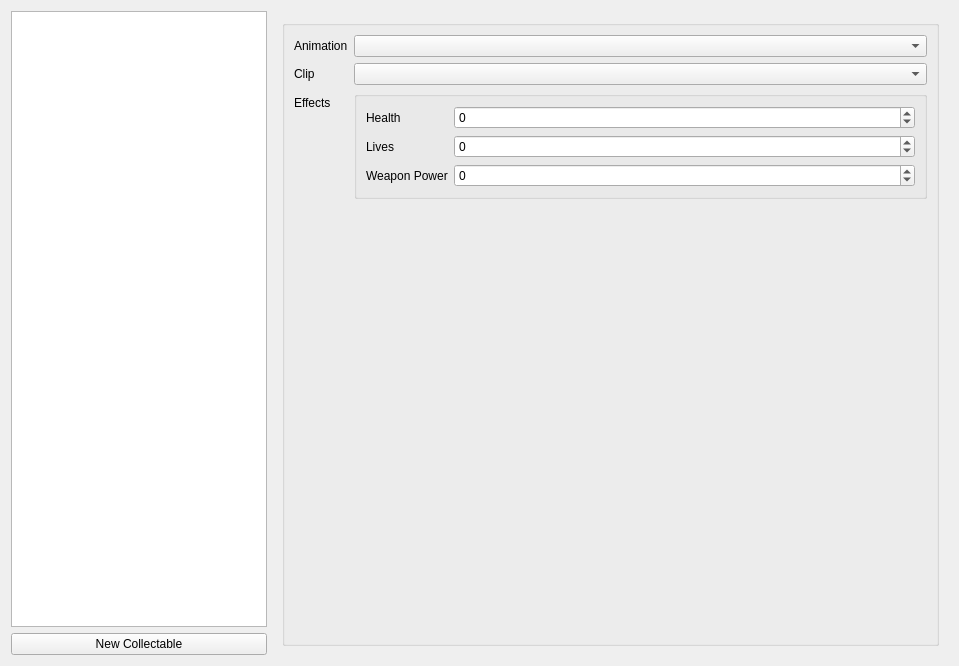
The window that tools/def_editor/ui/collectables.ui (aleios/SpaceProjectDreamcast) describes before a commit, drawn with Qt 5.
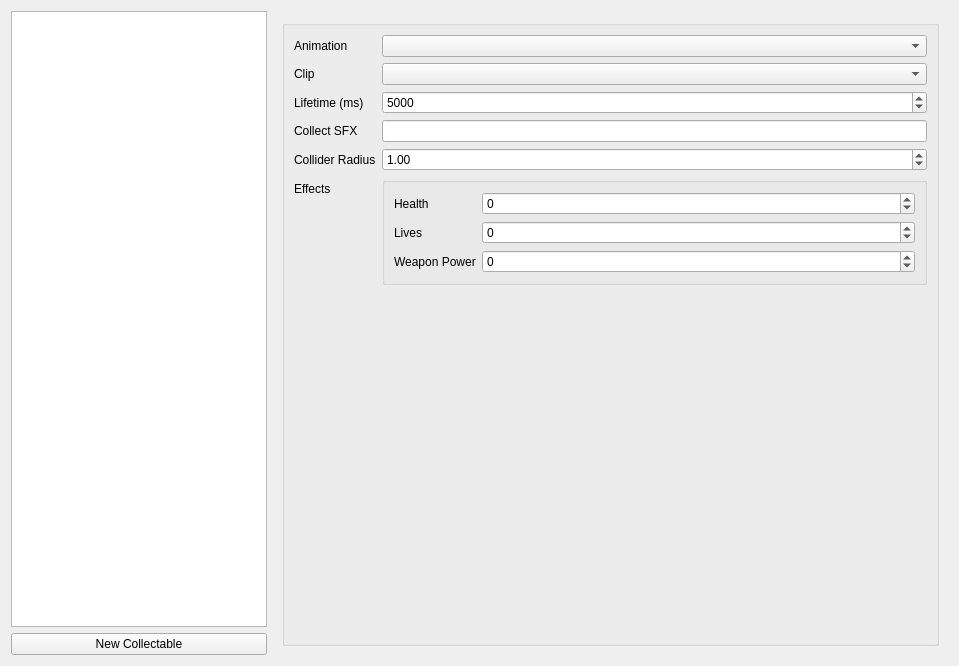
The same window after the commit.

Commit message: feat: Add fields for lifetime, collider and sfx for collectables feat: Add default field for defs.

```diff
--- a/tools/def_editor/ui/collectables.ui
+++ b/tools/def_editor/ui/collectables.ui
@@ -87,7 +87,7 @@
           <item row="1" column="1">
            <widget class="QComboBox" name="cbClip"/>
           </item>
-          <item row="2" column="1">
+          <item row="5" column="1">
            <widget class="QGroupBox" name="groupBox_2">
             <property name="title">
              <string/>
@@ -138,13 +138,57 @@
             </layout>
            </widget>
           </item>
-          <item row="2" column="0">
+          <item row="5" column="0">
            <widget class="QLabel" name="label_4">
             <property name="text">
              <string>Effects</string>
             </property>
            </widget>
           </item>
+          <item row="2" column="0">
+           <widget class="QLabel" name="label_8">
+            <property name="text">
+             <string>Lifetime (ms)</string>
+            </property>
+           </widget>
+          </item>
+          <item row="2" column="1">
+           <widget class="QSpinBox" name="sbLifetime">
+            <property name="maximum">
+             <number>9999999</number>
+            </property>
+            <property name="value">
+             <number>5000</number>
+            </property>
+           </widget>
+          </item>
+          <item row="3" column="0">
+           <widget class="QLabel" name="label_9">
+            <property name="text">
+             <string>Collect SFX</string>
+            </property>
+           </widget>
+          </item>
+          <item row="3" column="1">
+           <widget class="QLineEdit" name="tbSFX"/>
+          </item>
+          <item row="4" column="0">
+           <widget class="QLabel" name="label_10">
+            <property name="text">
+             <string>Collider Radius</string>
+            </property>
+           </widget>
+          </item>
+          <item row="4" column="1">
+           <widget class="QDoubleSpinBox" name="sbColliderRadius">
+            <property name="maximum">
+             <double>10000000.000000000000000</double>
+            </property>
+            <property name="value">
+             <double>1.000000000000000</double>
+            </property>
+           </widget>
+          </item>
          </layout>
         </widget>
        </item>
```
The commit also changes 8 other files.
